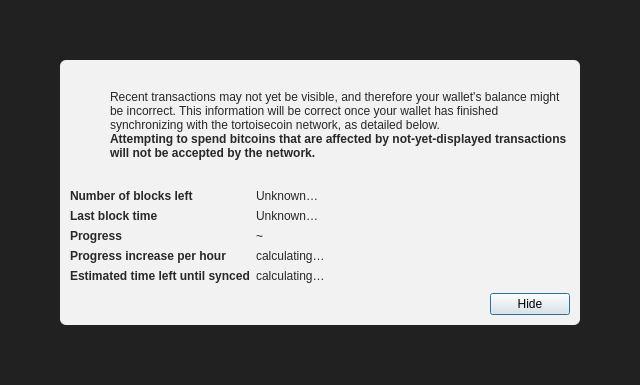
The window that src/qt/forms/modaloverlay.ui (ant12334/Tortoisecoin) describes before a commit, drawn with Qt 5.
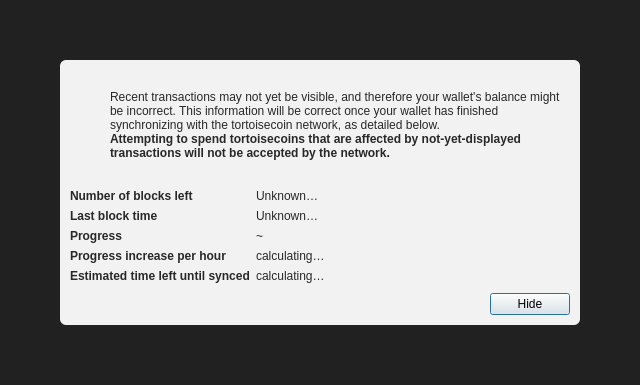
The same window after the commit. Icons and pictures are not drawn.

```diff
--- a/src/qt/forms/modaloverlay.ui
+++ b/src/qt/forms/modaloverlay.ui
@@ -149,7 +149,7 @@
                 </font>
                </property>
                <property name="text">
-                <string>Attempting to spend bitcoins that are affected by not-yet-displayed transactions will not be accepted by the network.</string>
+                <string>Attempting to spend tortoisecoins that are affected by not-yet-displayed transactions will not be accepted by the network.</string>
                </property>
                <property name="textFormat">
                 <enum>Qt::RichText</enum>
```
